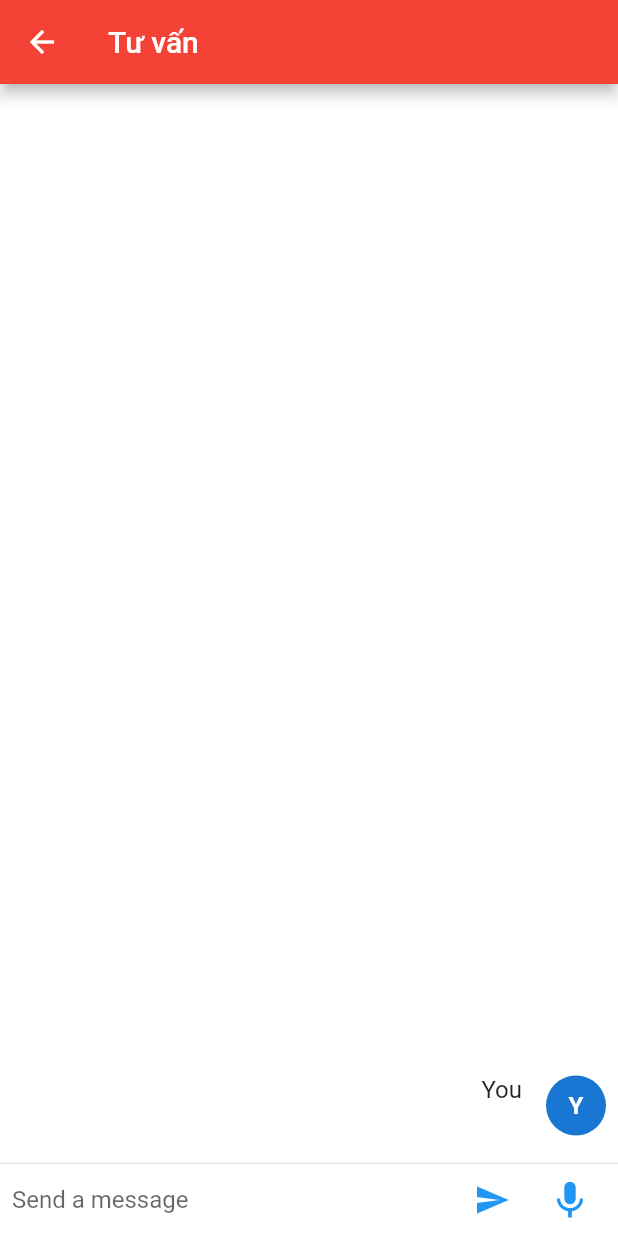
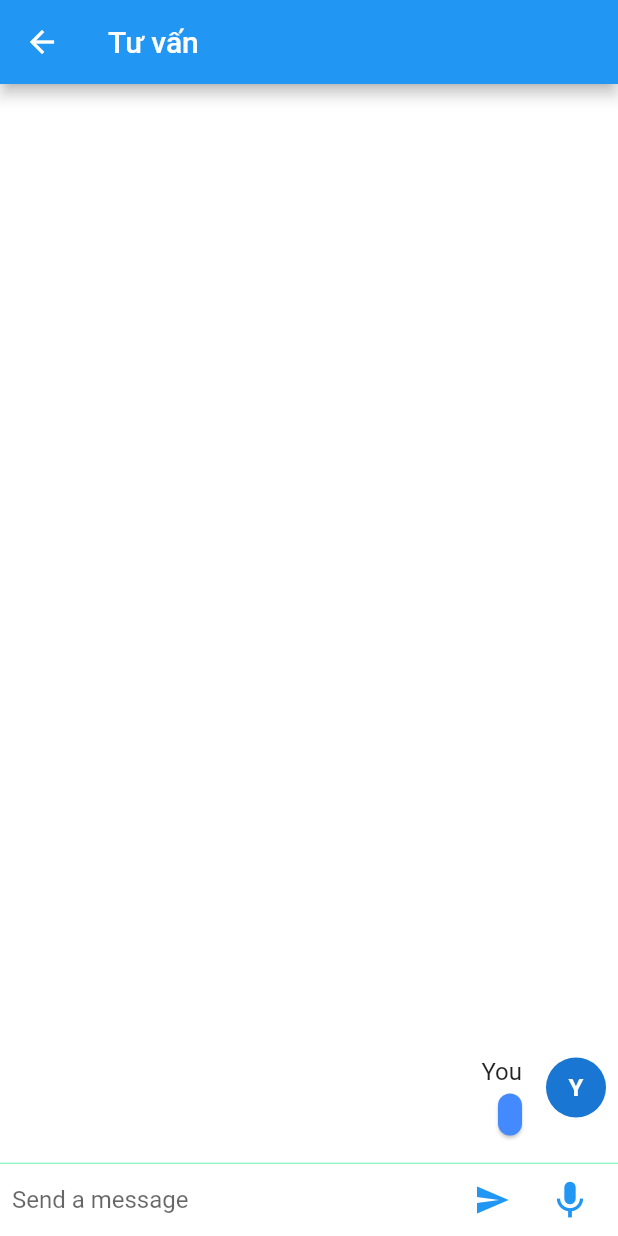
Before and after one commit to longmai15451/MTACSystem, a Flutter app: the Dialogflow screen opened directly, after a tap on the "send" icon, on a phone screen of 412 x 824 dp. Run offline on Flutter 3.47's test engine with Material 2 defaults, Android fonts, the phone set to English and light mode, and no system bars; drawn by our look-alikes of bubble; our stand-ins replace animated_splash_screen, curved_navigation_bar, fluttertoast, google_maps_flutter, rxdart, shimmer; missing offline and left inert: dialogflow_grpc, sound_stream; accounts and stored records are empty; statements that could not run were skipped; project files that could hold a hidden picture were left out.

Commit message:
design text chatbot

```diff
--- a/mtacsystem/lib/Chatbot/ChatMain.dart
+++ b/mtacsystem/lib/Chatbot/ChatMain.dart
@@ -12,7 +12,7 @@ class _Dialogflow extends State<Dialogflow> {
     return Scaffold(
       appBar: AppBar(
         title: Text('Tư vấn'),
-        backgroundColor: Colors.red,
+        backgroundColor: Colors.blue,
       ),
       body: Center(
         child: Chat()),
--- a/mtacsystem/lib/Chatbot/chat.dart
+++ b/mtacsystem/lib/Chatbot/chat.dart
@@ -18,6 +18,7 @@ import 'package:flutter/material.dart';
 import 'package:flutter/services.dart';
 import 'package:rxdart/rxdart.dart';
 import 'package:sound_stream/sound_stream.dart';
+import 'package:bubble/bubble.dart';
 
 // TODO import Dialogflow
 
@@ -167,7 +168,7 @@ class _ChatState extends State<Chat> {
           );
 
           ChatMessage botMessage = new ChatMessage(
-            text: queryResult.fulfillmentText,
+            text: fulfillmentText,
             name: "Bot",
             type: false,
           );
@@ -203,7 +204,7 @@ class _ChatState extends State<Chat> {
             itemBuilder: (_, int index) => _messages[index],
             itemCount: _messages.length,
           )),
-      Divider(height: 1.0),
+      Divider(height: 1.0, color: Colors.greenAccent,),
       Container(
           decoration: BoxDecoration(color: Theme.of(context).cardColor),
           child: IconTheme(
@@ -266,7 +267,15 @@ class ChatMessage extends StatelessWidget {
                 style: TextStyle(fontWeight: FontWeight.bold)),
             Container(
               margin: const EdgeInsets.only(top: 5.0),
-              child: Text(text),
+              child: Bubble(
+                child: Text(
+                  text,
+                  style: TextStyle(
+                    color: Colors.white
+                  ),),
+                radius: Radius.circular(15.0),
+                color: Colors.blueGrey,
+              ),
             ),
           ],
         ),
@@ -283,7 +292,16 @@ class ChatMessage extends StatelessWidget {
             Text(this.name, style: Theme.of(context).textTheme.subtitle1),
             Container(
               margin: const EdgeInsets.only(top: 5.0),
-              child: Text(text),
+              // child: Text(text),
+              child: Bubble(
+                child: Text(
+                  text,
+                  style: TextStyle(
+                    color: Colors.white
+                  ),),
+                radius: Radius.circular(15.0),
+                color: Colors.blueAccent,
+              ),
             ),
           ],
         ),
--- a/mtacsystem/pubspec.yaml
+++ b/mtacsystem/pubspec.yaml
@@ -40,6 +40,7 @@ dependencies:
   rxdart: ^0.27.3
   shimmer: ^2.0.0
   sound_stream: ^0.3.0
+  bubble: ^1.2.1
 
 dev_dependencies:
   flutter_test:
```
Also changed, not shown: mtacsystem/pubspec.lock.
